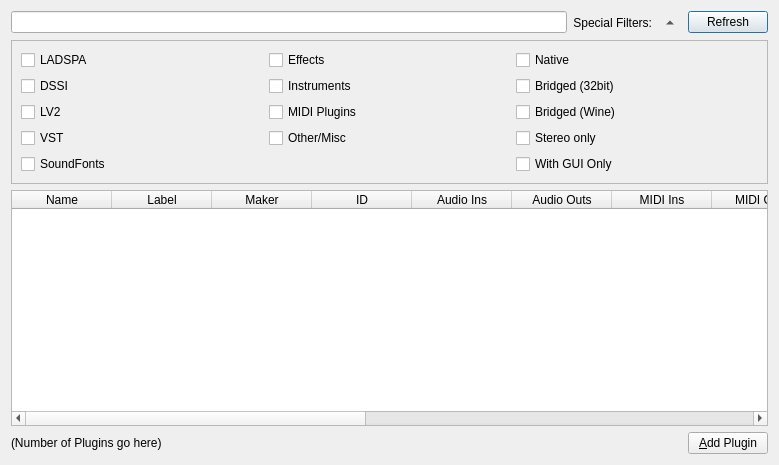
Old version of the form src/ui/carla_database.ui in the repository falkTX/Cadence.
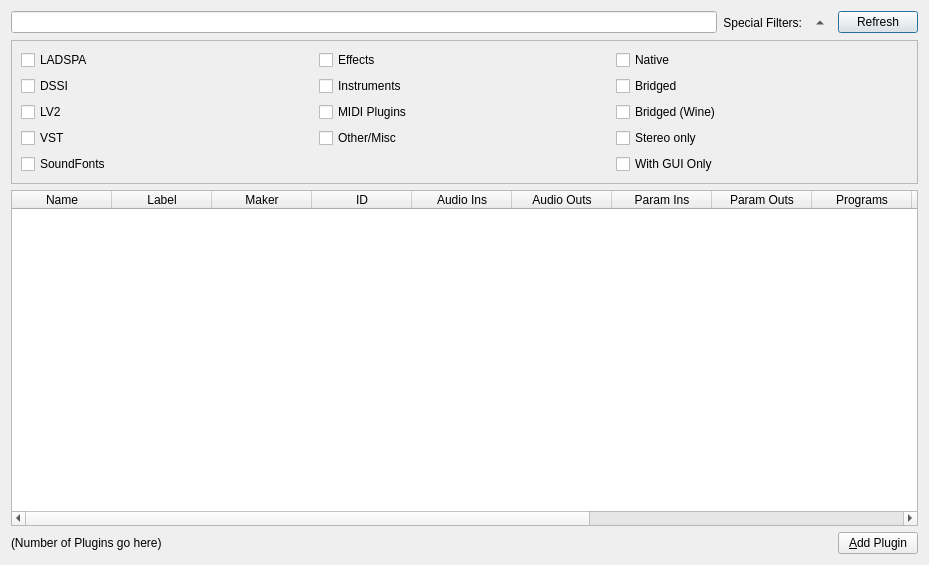
New version of the form. Icons and pictures are not drawn.

Commit message: Carla Database GUI update, now with native/bridged options

Patch:
```diff
--- a/src/ui/carla_database.ui
+++ b/src/ui/carla_database.ui
@@ -6,8 +6,8 @@
    <rect>
     <x>0</x>
     <y>0</y>
-    <width>779</width>
-    <height>465</height>
+    <width>929</width>
+    <height>565</height>
    </rect>
   </property>
   <property name="windowTitle">
@@ -134,7 +134,7 @@
       <item row="1" column="2">
        <widget class="QCheckBox" name="ch_bridged_32bit">
         <property name="text">
-         <string>Bridged (32bit)</string>
+         <string>Bridged</string>
         </property>
        </widget>
       </item>
@@ -233,16 +233,6 @@
        <string>Audio Outs</string>
       </property>
      </column>
-     <column>
-      <property name="text">
-       <string>MIDI Ins</string>
-      </property>
-     </column>
-     <column>
-      <property name="text">
-       <string>MIDI Outs</string>
-      </property>
-     </column>
      <column>
       <property name="text">
        <string>Param Ins</string>
@@ -268,6 +258,11 @@
        <string>Is Synth</string>
       </property>
      </column>
+     <column>
+      <property name="text">
+       <string>Is Bridged</string>
+      </property>
+     </column>
      <column>
       <property name="text">
        <string>Type</string>
```
Left out of the diff: 2 changed lines with no effect on the pictures. The commit also changes 3 other files.
